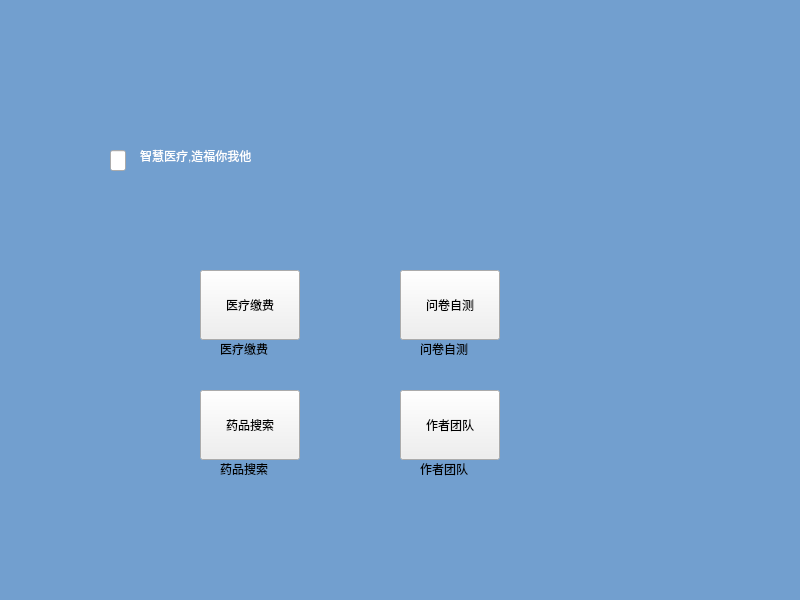
Before: the Qt Designer form Client/PreProject/homewindow.ui in povli/2024-BIT-, drawn with Qt 5.
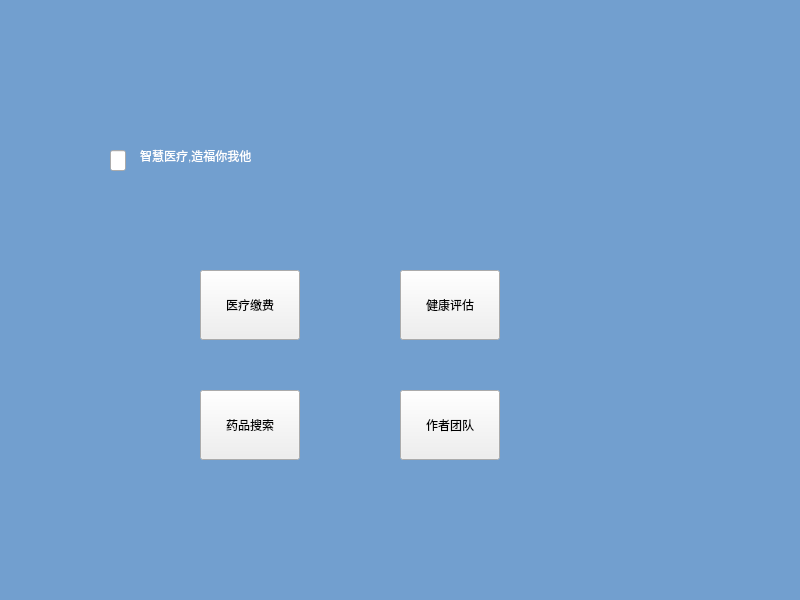
After: the same form once the commit is applied. Icons and pictures are not drawn.

```diff
--- a/Client/PreProject/homewindow.ui
+++ b/Client/PreProject/homewindow.ui
@@ -58,7 +58,7 @@
     </rect>
    </property>
    <property name="text">
-    <string>医疗缴费</string>
+    <string/>
    </property>
   </widget>
   <widget class="QLineEdit" name="lineEdit">
@@ -124,7 +124,7 @@
     </rect>
    </property>
    <property name="text">
-    <string>问卷自测</string>
+    <string>健康评估</string>
    </property>
   </widget>
   <widget class="QLabel" name="quizText">
@@ -137,7 +137,7 @@
     </rect>
    </property>
    <property name="text">
-    <string>问卷自测</string>
+    <string/>
    </property>
   </widget>
   <widget class="QLabel" name="btnsearchText">
@@ -150,7 +150,7 @@
     </rect>
    </property>
    <property name="text">
-    <string>药品搜索</string>
+    <string/>
    </property>
   </widget>
   <widget class="QPushButton" name="tempBtn">
@@ -176,7 +176,7 @@
     </rect>
    </property>
    <property name="text">
-    <string>作者团队</string>
+    <string/>
    </property>
   </widget>
  </widget>
```
